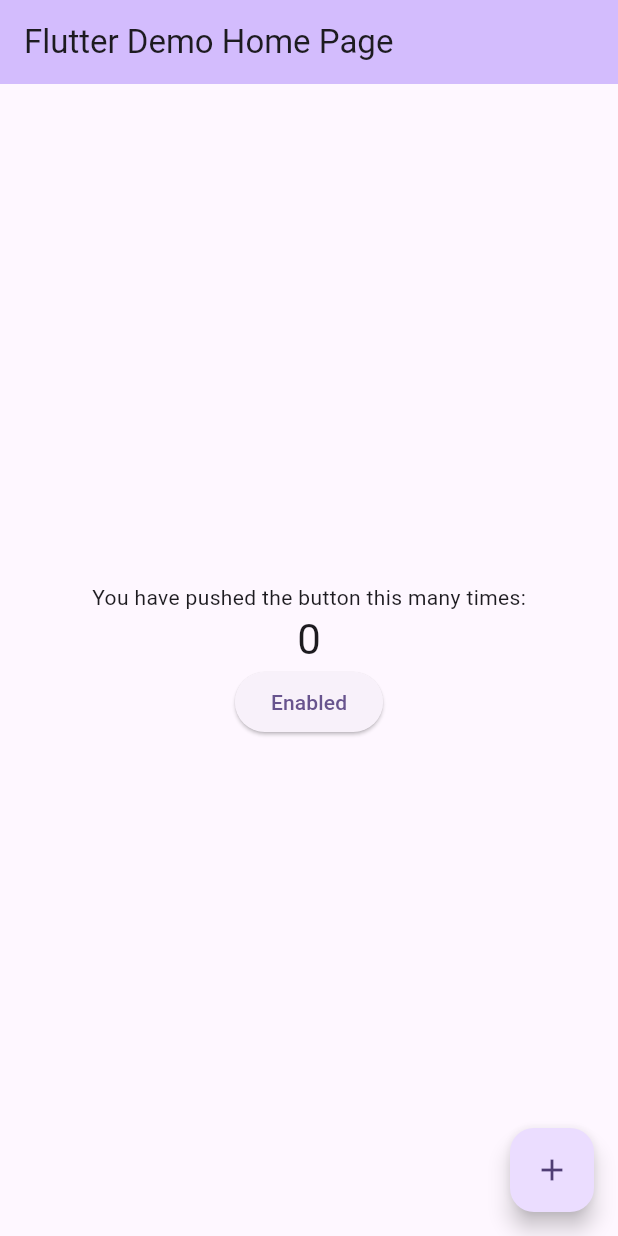
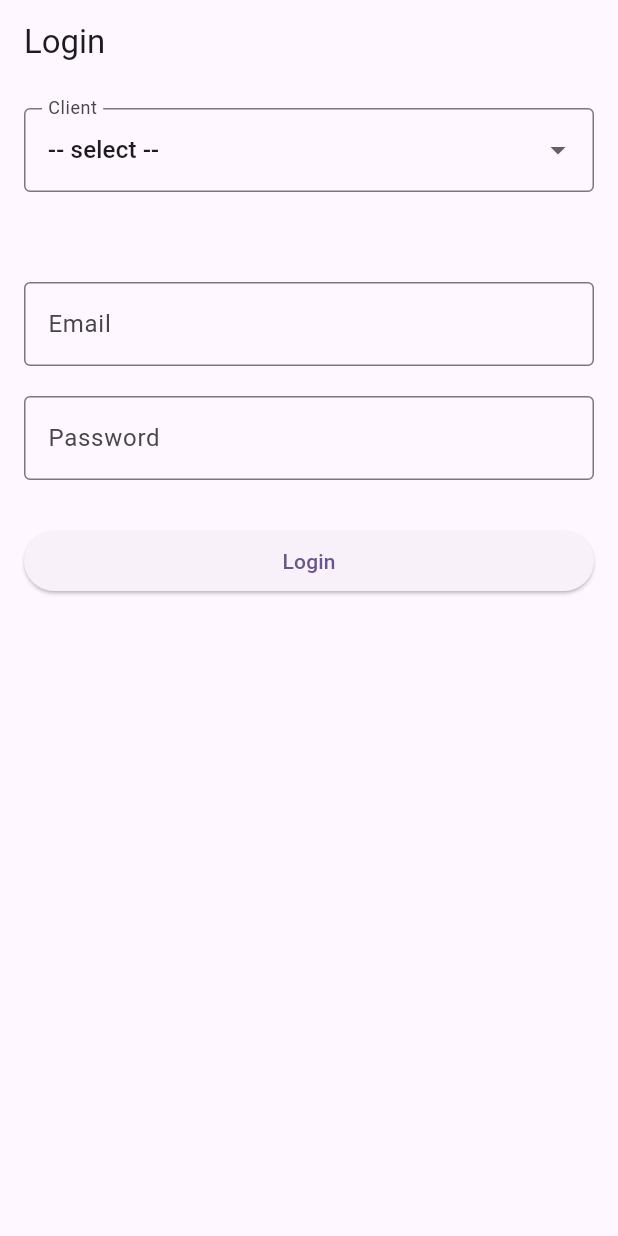
Before and after one commit to kathir8/flutter_sample, a Flutter app: the screen it shows after launch, on a phone screen of 412 x 824 dp. Run offline on Flutter 3.47's test engine with Material 3 defaults, Android fonts, the phone set to English and light mode, and no system bars.

Commit message:
dumy login page

```diff
--- /dev/null
+++ b/lib/dropdown.dart
@@ -0,0 +1,43 @@
+import 'package:flutter/material.dart';
+
+class ClientDropdown extends StatefulWidget {
+  final Function(String) onChanged;
+
+  ClientDropdown({required this.onChanged});
+
+  @override
+  _ClientDropdownState createState() => _ClientDropdownState();
+}
+
+class _ClientDropdownState extends State<ClientDropdown> {
+  String selectedClient = '-- select --';
+  final List<String> clients = [
+    '-- select --',
+    'Vishnu cars',
+    'Sakthi cars',
+    'AIE cars',
+  ];
+
+  @override
+  Widget build(BuildContext context) {
+    return DropdownButtonFormField<String>(
+      value: selectedClient,
+      decoration: InputDecoration(
+        labelText: 'Client',
+        border: OutlineInputBorder(),
+      ),
+      items: clients.map((String client) {
+        return DropdownMenuItem<String>(
+          value: client,
+          child: Text(client),
+        );
+      }).toList(),
+      onChanged: (String? newValue) {
+        setState(() {
+          selectedClient = newValue!;
+        });
+        widget.onChanged(selectedClient); // Notify parent widget
+      },
+    );
+  }
+}
--- /dev/null
+++ b/lib/login.dart
@@ -0,0 +1,82 @@
+// lib/login.dart
+import 'package:flutter/material.dart';
+import 'dropdown.dart';
+import 'main.dart';
+
+class LoginPage extends StatefulWidget {
+  @override
+  _LoginPageState createState() => _LoginPageState();
+}
+
+class _LoginPageState extends State<LoginPage> {
+  final TextEditingController emailController = TextEditingController();
+  final TextEditingController passwordController = TextEditingController();
+
+  String selectedClient = '-- select --';
+
+  @override
+  Widget build(BuildContext context) {
+    return Scaffold(
+      appBar: AppBar(title: Text("Login")),
+      body: SingleChildScrollView(
+        padding: EdgeInsets.all(16),
+        child: Column(
+          crossAxisAlignment: CrossAxisAlignment.stretch,
+          children: [
+            ClientDropdown(
+              onChanged: (value) {
+                setState(() {
+                  selectedClient = value;
+                });
+              },
+            ),
+
+            SizedBox(height: 60),
+            TextField(
+              controller: emailController,
+              decoration: InputDecoration(
+                labelText: "Email",
+                border: OutlineInputBorder(),
+              ),
+            ),
+            SizedBox(height: 20),
+            TextField(
+              controller: passwordController,
+              obscureText: true,
+              decoration: InputDecoration(
+                labelText: "Password",
+                border: OutlineInputBorder(),
+              ),
+            ),
+            SizedBox(height: 30),
+            ElevatedButton(
+              onPressed: () {
+                String email = emailController.text.trim();
+                String password = passwordController.text.trim();
+
+                if (selectedClient == '-- select --' || email.isEmpty || password.isEmpty) {
+                  ScaffoldMessenger.of(context).showSnackBar(
+                    SnackBar(content: Text("Please fill all fields")),
+                  );
+                } else {
+                  ScaffoldMessenger.of(
+                    context,
+                  ).showSnackBar(SnackBar(content: Text("Login successful")));
+
+                  // Navigate to home
+                  Navigator.pushReplacement(
+                    context,
+                    MaterialPageRoute(
+                      builder: (context) => MyHomePage(title: "Welcome!"),
+                    ),
+                  );
+                }
+              },
+              child: Text("Login"),
+            ),
+          ],
+        ),
+      ),
+    );
+  }
+}
--- a/lib/main.dart
+++ b/lib/main.dart
@@ -1,4 +1,5 @@
 import 'package:flutter/material.dart';
+import 'login.dart';
 
 void main() {
   runApp(const MyApp());
@@ -14,15 +15,13 @@ class MyApp extends StatelessWidget {
       theme: ThemeData(
         colorScheme: ColorScheme.fromSeed(seedColor: Colors.deepPurple),
       ),
-      home: const MyHomePage(title: 'Flutter Demo Home Page'),
+      home: LoginPage(),
     );
   }
 }
 
 class MyHomePage extends StatefulWidget {
   const MyHomePage({super.key, required this.title});
-
-
 
   final String title;
 
@@ -45,6 +44,17 @@ class _MyHomePageState extends State<MyHomePage> {
       appBar: AppBar(
         backgroundColor: Theme.of(context).colorScheme.inversePrimary,
         title: Text(widget.title),
+        actions: [
+          IconButton(
+            icon: Icon(Icons.logout),
+            onPressed: () {
+              Navigator.pushReplacement(
+                context,
+                MaterialPageRoute(builder: (context) => LoginPage()),
+              );
+            },
+          ),
+        ],
       ),
       body: Center(
         child: Column(
@@ -55,7 +65,7 @@ class _MyHomePageState extends State<MyHomePage> {
               '$_counter',
               style: Theme.of(context).textTheme.headlineMedium,
             ),
-           ElevatedButton(onPressed: () {}, child: const Text('Enabled')),
+            ElevatedButton(onPressed: () {}, child: const Text('Enabled')),
           ],
         ),
       ),
```
